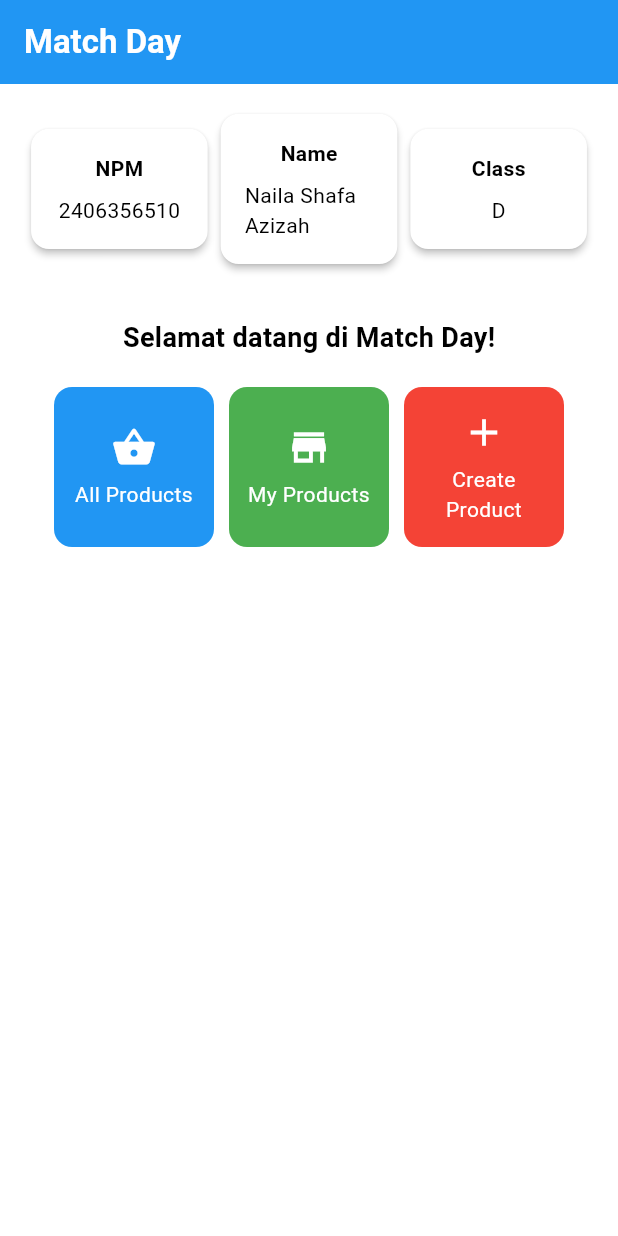
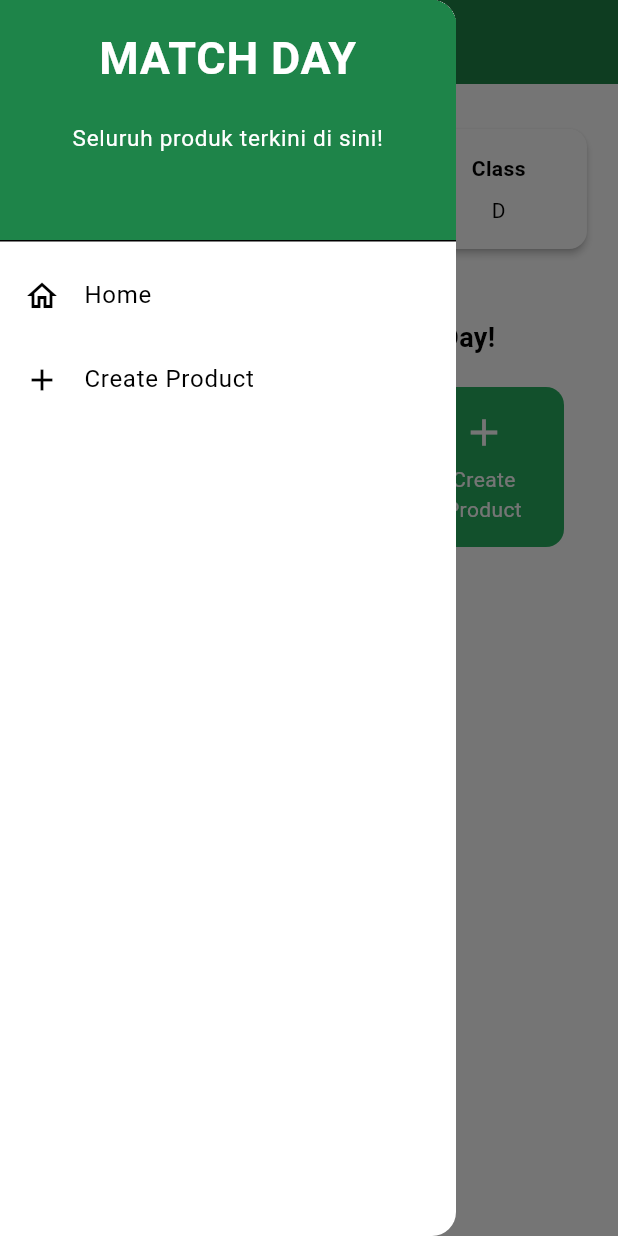
Before and after one commit to marchinel/match-day-mobile, a Flutter app: the screen it shows after launch, with the side drawer open (before the commit the screen has no drawer), on a phone screen of 412 x 824 dp. Run offline on Flutter 3.47's test engine with Material 3 defaults, Android fonts, the light colour scheme and no system bars.

Commit message:
Menyelesaikan checklist tugas 8

```diff
--- a/lib/main.dart
+++ b/lib/main.dart
@@ -1,5 +1,5 @@
 import 'package:flutter/material.dart';
-import 'package:matchday_mobile/menu.dart';
+import 'package:matchday_mobile/screens/menu.dart';
 
 void main() {
   runApp(const MyApp());
@@ -29,8 +29,24 @@
         //
         // This works for code too, not just values: Most code changes can be
         // tested with just a hot reload.
-        colorScheme: ColorScheme.fromSwatch(primarySwatch: Colors.blue)
-            .copyWith(secondary: Colors.blueAccent[400]),
+        colorScheme: const ColorScheme(
+          brightness: Brightness.light,
+          primary: Color(0xFF1E8449),      // hijau segar tapi agak gelap
+          onPrimary: Colors.white,         // warna teks/icon di atas hijau
+          secondary: Color(0xFF27AE60),    // hijau tambahan (lebih muda)
+          onSecondary: Colors.white,
+          error: Colors.red,
+          onError: Colors.white,
+          background: Color(0xFFF8FAF8),   // warna latar utama
+          onBackground: Colors.black,
+          surface: Colors.white,
+          onSurface: Colors.black,
+        ),
+        appBarTheme: const AppBarTheme(
+          backgroundColor: Color(0xFF1E8449), // biar appbar tetap konsisten
+          foregroundColor: Colors.white,
+        ),
+        useMaterial3: true,
       ),
       home: MyHomePage(),
     );
--- a/lib/menu.dart
+++ b/lib/screens/menu.dart
@@ -1,4 +1,7 @@
 import 'package:flutter/material.dart';
+import 'package:matchday_mobile/widgets/left_drawer.dart';
+import 'productslist_form.dart';
+import 'package:matchday_mobile/widgets/news_card.dart';
 
 class MyHomePage extends StatelessWidget {
   MyHomePage({super.key});
@@ -33,6 +36,7 @@ class MyHomePage extends StatelessWidget {
             .colorScheme
             .primary,
       ),
+      drawer: LeftDrawer(),
       // Body halaman dengan padding di sekelilingnya.
       body: Padding(
         padding: const EdgeInsets.all(16.0),
@@ -136,56 +140,3 @@ class ItemHomepage {
 
   ItemHomepage(this.name, this.icon, this.color);
 }
-
-class ItemCard extends StatelessWidget {
-  // Menampilkan kartu dengan ikon dan nama.
-
-  final ItemHomepage item;
-
-  const ItemCard(this.item, {super.key});
-
-  @override
-  Widget build(BuildContext context) {
-    return Material(
-      // Menentukan warna latar belakang dari tema aplikasi.
-      color: item.color,
-      // Membuat sudut kartu melengkung.
-      borderRadius: BorderRadius.circular(12),
-
-      child: InkWell(
-        // Aksi ketika kartu ditekan.
-        onTap: () {
-          // Menampilkan pesan SnackBar saat kartu ditekan.
-          ScaffoldMessenger.of(context)
-            ..hideCurrentSnackBar()
-            ..showSnackBar(
-                SnackBar(content: Text("Kamu telah menekan tombol ${item.name}!"))
-            );
-        },
-        // Container untuk menyimpan Icon dan Text
-        child: Container(
-          padding: const EdgeInsets.all(8),
-          child: Center(
-            child: Column(
-              // Menyusun ikon dan teks di tengah kartu.
-              mainAxisAlignment: MainAxisAlignment.center,
-              children: [
-                Icon(
-                  item.icon,
-                  color: Colors.white,
-                  size: 30.0,
-                ),
-                const Padding(padding: EdgeInsets.all(3)),
-                Text(
-                  item.name,
-                  textAlign: TextAlign.center,
-                  style: const TextStyle(color: Colors.white),
-                ),
-              ],
-            ),
-          ),
-        ),
-      ),
-    );
-  }
-}
--- /dev/null
+++ b/lib/widgets/left_drawer.dart
@@ -0,0 +1,69 @@
+import 'package:flutter/material.dart';
+import 'package:matchday_mobile/screens/menu.dart';
+import '../screens/productslist_form.dart';
+
+class LeftDrawer extends StatelessWidget {
+  const LeftDrawer({super.key});
+
+  @override
+  Widget build(BuildContext context) {
+    return Drawer(
+      child: ListView(
+        children: [
+          const DrawerHeader(
+            decoration: BoxDecoration(
+              color: Color(0xFF1E8449),
+            ),
+            child: Column(
+              children: [
+                Text(
+                  'MATCH DAY',
+                  textAlign: TextAlign.center,
+                  style: TextStyle(
+                    fontSize: 30,
+                    fontWeight: FontWeight.bold,
+                    color: Colors.white,
+                  ),
+                ),
+                Padding(padding: EdgeInsets.all(10)),
+                Text("Seluruh produk terkini di sini!",
+                  // TODO: Tambahkan gaya teks dengan center alignment, font ukuran 15, warna putih, dan weight biasa
+                  textAlign: TextAlign.center,
+                  style: TextStyle(
+                    fontSize: 15,
+                    fontWeight: FontWeight.normal,
+                    color: Colors.white,
+                  ),
+                ),
+              ],
+            ),
+          ),
+          ListTile(
+            leading: const Icon(Icons.home_outlined),
+            title: const Text('Home'),
+            // Bagian redirection ke MyHomePage
+            onTap: () {
+              Navigator.pushReplacement(
+                  context,
+                  MaterialPageRoute(
+                    builder: (context) => MyHomePage(),
+                  ));
+            },
+          ),
+          ListTile(
+            leading: const Icon(Icons.add),
+            title: const Text('Create Product'),
+            // Bagian redirection ke NewsFormPage
+            onTap: () {
+              Navigator.push(
+                  context,
+                  MaterialPageRoute(
+                    builder: (context) => const ProductsFormPage(),
+                  ));
+            },
+          ),
+        ],
+      ),
+    );
+  }
+}
--- /dev/null
+++ b/lib/widgets/news_card.dart
@@ -0,0 +1,64 @@
+import 'package:flutter/material.dart';
+import 'package:matchday_mobile/screens/productslist_form.dart';
+import 'package:matchday_mobile/screens/menu.dart';
+
+class ItemCard extends StatelessWidget {
+  // Menampilkan kartu dengan ikon dan nama.
+
+  final ItemHomepage item;
+
+  const ItemCard(this.item, {super.key});
+
+  @override
+  Widget build(BuildContext context) {
+    return Material(
+      // Menentukan warna latar belakang dari tema aplikasi.
+      color: Theme.of(context).colorScheme.secondary,
+      // Membuat sudut kartu melengkung.
+      borderRadius: BorderRadius.circular(12),
+
+      child: InkWell(
+        // Aksi ketika kartu ditekan.
+        onTap: () {
+          // Menampilkan pesan SnackBar saat kartu ditekan.
+          ScaffoldMessenger.of(context)
+            ..hideCurrentSnackBar()
+            ..showSnackBar(
+                SnackBar(content: Text("Kamu telah menekan tombol ${item.name}!"))
+            );
+
+          // Navigate ke route yang sesuai (tergantung jenis tombol)
+          if (item.name == "Create Product") {
+            // TODO: Gunakan Navigator.push untuk melakukan navigasi ke MaterialPageRoute yang mencakup ProductsFormPage.
+            Navigator.push(context,
+                MaterialPageRoute(builder: (context) => const ProductsFormPage()));
+          }
+        },
+        // Container untuk menyimpan Icon dan Text
+        child: Container(
+          padding: const EdgeInsets.all(8),
+          child: Center(
+            child: Column(
+              // Menyusun ikon dan teks di tengah kartu.
+              mainAxisAlignment: MainAxisAlignment.center,
+              children: [
+                Icon(
+                  item.icon,
+                  color: Colors.white,
+                  size: 30.0,
+                ),
+                const Padding(padding: EdgeInsets.all(3)),
+                Text(
+                  item.name,
+                  textAlign: TextAlign.center,
+                  style: const TextStyle(color: Colors.white),
+                ),
+              ],
+            ),
+          ),
+        ),
+      ),
+    );
+  }
+
+}
```
Also changed, not shown: lib/screens/productslist_form.dart (added, +308 -0 lines).
